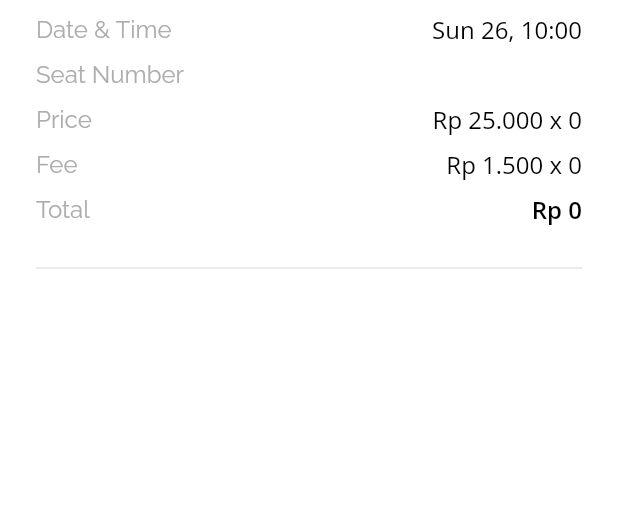
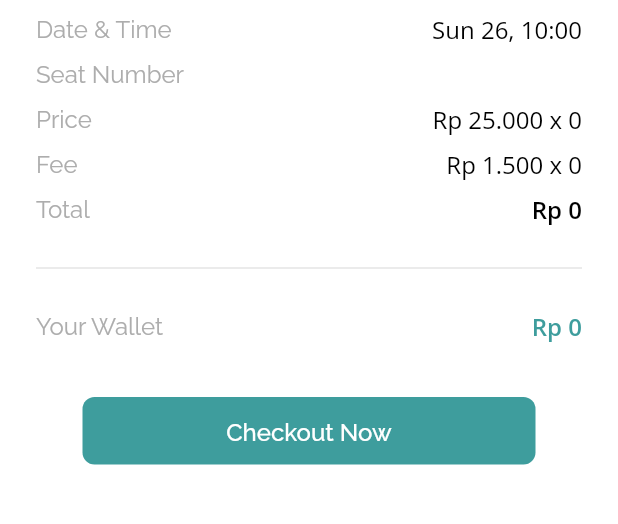
Before and after one commit to ferdy-adr/cinematix-app, a Flutter app: the CheckoutPage screen opened directly with empty values, on a phone screen of 412 x 824 dp, the part 446-970 px from its top. Run offline on Flutter 3.47's test engine with Material 2 defaults, Android fonts, the phone set to English and light mode, and no system bars; our stand-ins replace cloud_firestore, email_validator, equatable, firebase_auth, firebase_core, firebase_storage and 4 more; accounts and stored records are empty; network calls fail.

Commit message:
feat(page): Add account balance and button section

```diff
--- a/lib/ui/pages/checkout_page.dart
+++ b/lib/ui/pages/checkout_page.dart
@@ -171,6 +171,78 @@ class _CheckoutPageState extends State<CheckoutPage> {
                         thickness: 1,
                       ),
                       const SizedBox(height: 20),
+
+                      // section: ACCOUNT BALANCE and BUTTON
+                      BlocBuilder<UserBloc, UserState>(
+                        builder: (_, userState) {
+                          return Column(
+                            children: [
+                              TextRowItem(
+                                'Your Wallet',
+                                NumberFormat.currency(
+                                        locale: 'id_ID',
+                                        decimalDigits: 0,
+                                        symbol: 'Rp ')
+                                    .format((userState is UserLoaded)
+                                        ? userState.user.balance
+                                        : 0),
+                                valueStyle: whiteNumberFont.copyWith(
+                                  color: (userState is! UserLoaded)
+                                      ? null
+                                      : (userState.user.balance != null &&
+                                              userState.user.balance! >=
+                                                  totalPrice)
+                                          ? const Color(0xFF3E9D9D)
+                                          : const Color(0xFFFF5C83),
+                                  fontSize: 16,
+                                  fontWeight: FontWeight.w600,
+                                ),
+                              ),
+                              const SizedBox(height: 36),
+                              SizedBox(
+                                width: MediaQuery.of(context).size.width -
+                                    (2 * (defaultMargin + 31)),
+                                height: 45,
+                                child: ElevatedButton(
+                                  onPressed: (userState is! UserLoaded)
+                                      ? null
+                                      : (userState.user.balance != null &&
+                                              userState.user.balance! >=
+                                                  totalPrice)
+                                          ? () {}
+                                          : () {},
+                                  style: ElevatedButton.styleFrom(
+                                    elevation: 0,
+                                    backgroundColor: (userState is! UserLoaded)
+                                        ? null
+                                        : (userState.user.balance != null &&
+                                                userState.user.balance! >=
+                                                    totalPrice)
+                                            ? const Color(0xFF3E9D9D)
+                                            : mainColor,
+                                    shape: RoundedRectangleBorder(
+                                        borderRadius: BorderRadius.circular(8)),
+                                  ),
+                                  child: Text(
+                                    (userState is! UserLoaded)
+                                        ? 'null'
+                                        : (userState.user.balance != null &&
+                                                userState.user.balance! >=
+                                                    totalPrice)
+                                            ? 'Checkout Now'
+                                            : 'Top Up My Wallet',
+                                    style: whiteTextFont.copyWith(
+                                      fontSize: 16,
+                                      height: 1.375,
+                                    ),
+                                  ),
+                                ),
+                              ),
+                              const SizedBox(height: 45),
+                            ],
+                          );
+                        },
+                      ),
                     ],
                   ),
                 ),
```
